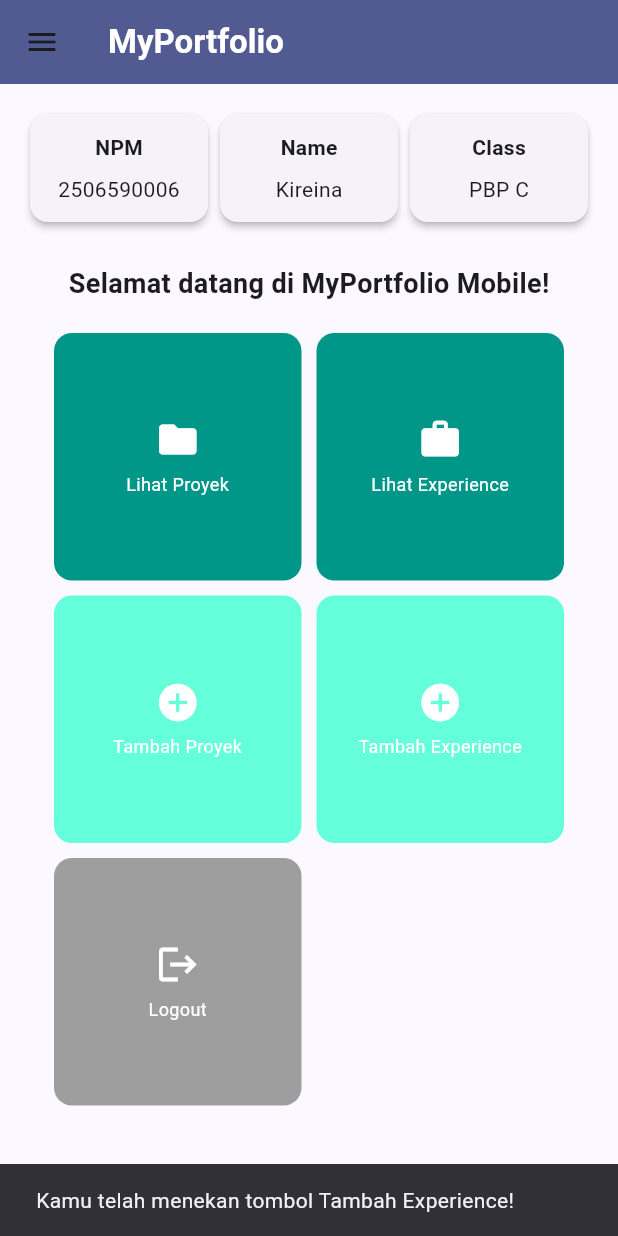
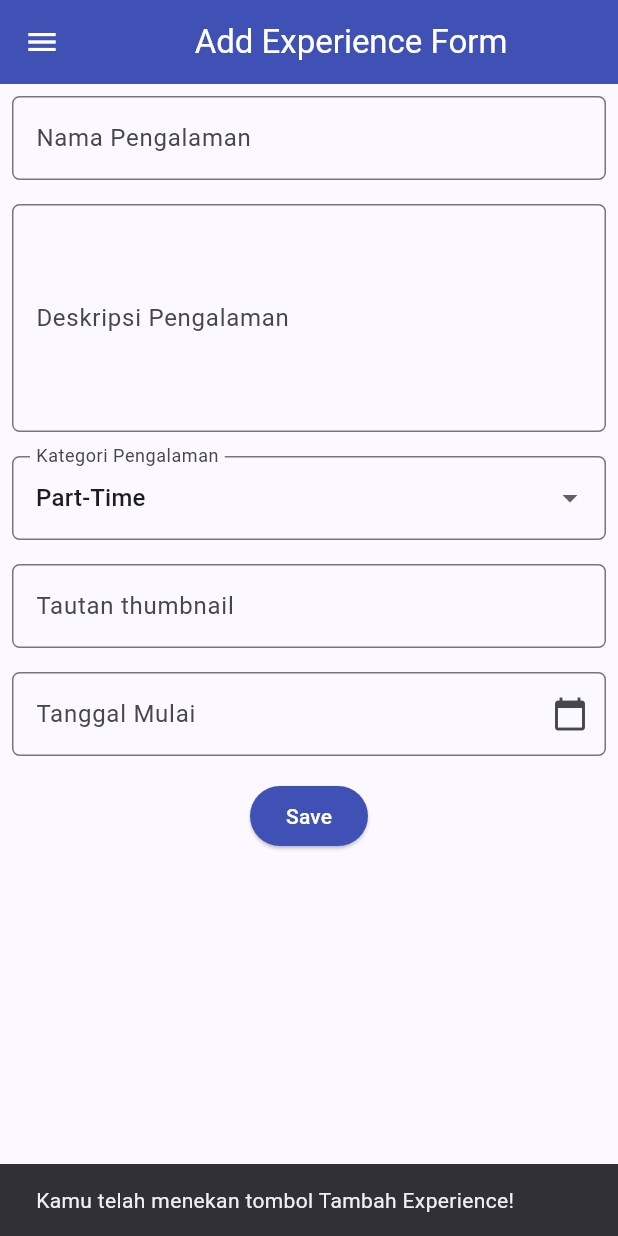
Before and after one commit to kireinaura12/myportofolio_mobile, a Flutter app: the LeftDrawer widget shown alone on an empty page, opened directly, after a tap on "Home", after a tap on "Tambah Experience", on a phone screen of 412 x 824 dp. Run offline on Flutter 3.47's test engine with Material 3 defaults, Android fonts, the phone set to English and light mode, and no system bars; our stand-ins replace material_ui.

Commit message:
feat: add experience form page with validation, action card, and drawer entry

```diff
--- /dev/null
+++ b/lib/screens/experience_form.dart
@@ -0,0 +1,269 @@
+import 'package:material_ui/material_ui.dart';
+import 'package:myportofolio_mobile/widgets/left_drawer.dart';
+
+class ExperienceFormPage extends StatefulWidget {
+  const ExperienceFormPage({super.key});
+
+  @override
+  State<ExperienceFormPage> createState() => _ExperienceFormPage();
+}
+
+class _ExperienceFormPage extends State<ExperienceFormPage> {
+  final _formKey = GlobalKey<FormState>();
+
+  String _experienceName = "";
+  String _description = "";
+  String _category = "Part-Time"; // default
+  String _thumbnailLink = "";
+
+  final List<String> _categories = [
+    'Internship',
+    'Part-Time',
+    'Full-Time',
+    'Volunteer',
+  ];
+
+  DateTime? _selectedDate;
+  final TextEditingController _dateController = TextEditingController();
+
+  @override
+  void dispose() {
+    _dateController.dispose();
+    super.dispose();
+  }
+
+  String _formatDate(DateTime date) {
+    final day = date.day.toString().padLeft(2, '0');
+    final month = date.month.toString().padLeft(2, '0');
+    return '$day-$month-${date.year}';
+  }
+
+  Future<void> _pickDate() async {
+    final now = DateTime.now();
+    final picked = await showDatePicker(
+      context: context,
+      initialDate: _selectedDate ?? now,
+      firstDate: DateTime(2000),
+      lastDate: now,
+    );
+    if (!mounted || picked == null) return;
+    setState(() {
+      _selectedDate = picked;
+      _dateController.text = _formatDate(picked);
+    });
+  }
+
+  @override
+  Widget build(BuildContext context) {
+    return Scaffold(
+      appBar: AppBar(
+        title: const Center(child: Text('Add Experience Form')),
+        backgroundColor: Colors.indigo,
+        foregroundColor: Colors.white,
+      ),
+      drawer: const LeftDrawer(),
+      body: Form(
+        key: _formKey,
+        child: SingleChildScrollView(
+          child: Column(
+            crossAxisAlignment: CrossAxisAlignment.start,
+            children: [
+              //EXPERIENCE NAME
+              Padding(
+                padding: const EdgeInsets.all(8.0),
+                child: TextFormField(
+                  decoration: InputDecoration(
+                    hintText: "Nama Pengalaman",
+                    labelText: "Nama Pengalaman",
+                    border: OutlineInputBorder(
+                      borderRadius: BorderRadius.circular(5.0),
+                    ),
+                  ),
+                  onChanged: (String? value) {
+                    setState(() {
+                      _experienceName = value!;
+                    });
+                  },
+                  validator: (String? value) {
+                    if (value == null || value.trim().isEmpty) {
+                      return "Nama pengalaman tidak boleh kosong!";
+                    }
+                    if (value.trim().length > 255) {
+                      return "Nama pengalaman maksimal 255 karakter!";
+                    }
+                    return null;
+                  },
+                ),
+              ),
+
+              //DESC
+              Padding(
+                padding: const EdgeInsets.all(8.0),
+                child: TextFormField(
+                  maxLines: 5,
+                  decoration: InputDecoration(
+                    hintText: "Deskripsi Pengalaman",
+                    labelText: "Deskripsi Pengalaman",
+                    border: OutlineInputBorder(
+                      borderRadius: BorderRadius.circular(5.0),
+                    ),
+                  ),
+                  onChanged: (String? value) {
+                    setState(() {
+                      _description = value!;
+                    });
+                  },
+                  validator: (String? value) {
+                    if (value == null || value.trim().isEmpty) {
+                      return "Deskripsi pengalaman tidak boleh kosong!";
+                    }
+                    return null;
+                  },
+                ),
+              ),
+
+              //CATEGORY
+              Padding(
+                padding: const EdgeInsets.all(8.0),
+                child: DropdownButtonFormField<String>(
+                  decoration: InputDecoration(
+                    labelText: "Kategori Pengalaman",
+                    border: OutlineInputBorder(
+                      borderRadius: BorderRadius.circular(5.0),
+                    ),
+                  ),
+                  initialValue: _category,
+                  items: _categories
+                      .map(
+                        (category) => DropdownMenuItem(
+                          value: category,
+                          child: Text(category),
+                        ),
+                      )
+                      .toList(),
+                  onChanged: (String? newValue) {
+                    setState(() {
+                      _category = newValue!;
+                    });
+                  },
+                ),
+              ),
+
+              //EXPERIENCE LINK
+              Padding(
+                padding: const EdgeInsets.all(8.0),
+                child: TextFormField(
+                  decoration: InputDecoration(
+                    hintText: "URL thumbnail pengalaman (opsional)",
+                    labelText: "Tautan thumbnail",
+                    border: OutlineInputBorder(
+                      borderRadius: BorderRadius.circular(5.0),
+                    ),
+                  ),
+                  onChanged: (String? value) {
+                    setState(() {
+                      _thumbnailLink = value!;
+                    });
+                  },
+                  validator: (String? value) {
+                    final text = value?.trim() ?? '';
+                    if (text.isEmpty) return null; // opsional
+                    if (text.length > 500) return "URL maksimal 500 karakter!";
+                    final uri = Uri.tryParse(text);
+                    final isHttp =
+                        uri != null &&
+                        (uri.scheme == 'http' || uri.scheme == 'https') &&
+                        uri.host.isNotEmpty;
+                    if (!isHttp) return "Masukkan URL http(s) yang valid!";
+                    return null;
+                  },
+                ),
+              ),
+
+              // Date
+              Padding(
+                padding: const EdgeInsets.all(8.0),
+                child: TextFormField(
+                  controller: _dateController,
+                  readOnly: true,
+                  onTap: _pickDate,
+                  decoration: InputDecoration(
+                    hintText: "Pilih tanggal mulai",
+                    labelText: "Tanggal Mulai",
+                    suffixIcon: const Icon(Icons.calendar_today),
+                    border: OutlineInputBorder(
+                      borderRadius: BorderRadius.circular(5.0),
+                    ),
+                  ),
+                  validator: (String? value) {
+                    if (_selectedDate == null) {
+                      return "Tanggal wajib diisi!";
+                    }
+                    if (_selectedDate!.isAfter(DateTime.now())) {
+                      return "Tanggal tidak boleh di masa depan!";
+                    }
+                    return null;
+                  },
+                ),
+              ),
+
+              // BUTTON SAVE
+              Align(
+                alignment: Alignment.bottomCenter,
+                child: Padding(
+                  padding: const EdgeInsets.all(8.0),
+                  child: ElevatedButton(
+                    style: ButtonStyle(
+                      backgroundColor: WidgetStateProperty.all(Colors.indigo),
+                    ),
+                    onPressed: () {
+                      if (_formKey.currentState!.validate()) {
+                        showDialog(
+                          context: context,
+                          builder: (context) {
+                            return AlertDialog(
+                              title: const Text(
+                                'Pengalaman berhasil ditambahkan!',
+                              ),
+                              content: SingleChildScrollView(
+                                child: Column(
+                                  crossAxisAlignment: CrossAxisAlignment.start,
+                                  children: [
+                                    Text('Nama Pengalaman: $_experienceName'),
+                                    Text('Deskripsi: $_description'),
+                                    Text('Kategori: $_category'),
+                                    Text('Tautan: $_thumbnailLink'),
+                                    Text(
+                                      'Tanggal Mulai: ${_dateController.text}',
+                                    ),
+                                  ],
+                                ),
+                              ),
+                              actions: [
+                                TextButton(
+                                  child: const Text('OK'),
+                                  onPressed: () {
+                                    Navigator.pop(context);
+                                    _formKey.currentState!.reset();
+                                  },
+                                ),
+                              ],
+                            );
+                          },
+                        );
+                      }
+                    },
+                    child: const Text(
+                      "Save",
+                      style: TextStyle(color: Colors.white),
+                    ),
+                  ),
+                ),
+              ),
+            ],
+          ),
+        ),
+      ),
+    );
+  }
+}
--- a/lib/widgets/left_drawer.dart
+++ b/lib/widgets/left_drawer.dart
@@ -1,6 +1,7 @@
 import 'package:material_ui/material_ui.dart';
 import 'package:myportofolio_mobile/screens/menu.dart';
 import 'package:myportofolio_mobile/screens/project_form.dart';
+import 'package:myportofolio_mobile/screens/experience_form.dart';
 
 class LeftDrawer extends StatelessWidget {
   const LeftDrawer({super.key});
@@ -57,6 +58,19 @@ class LeftDrawer extends StatelessWidget {
               );
             },
           ),
+          ListTile(
+            leading: const Icon(Icons.add_circle_outline),
+            title: const Text('Add Experience'),
+            // Navigasi ke halaman tambah proyek
+            onTap: () {
+              Navigator.pushReplacement(
+                context,
+                MaterialPageRoute(
+                  builder: (context) => const ExperienceFormPage(),
+                ),
+              );
+            },
+          ),
         ],
       ),
     );
--- a/lib/widgets/project_card.dart
+++ b/lib/widgets/project_card.dart
@@ -1,6 +1,7 @@
 import 'package:material_ui/material_ui.dart';
+import 'package:myportofolio_mobile/screens/menu.dart';
 import 'package:myportofolio_mobile/screens/project_form.dart';
-import 'package:myportofolio_mobile/screens/menu.dart';
+import 'package:myportofolio_mobile/screens/experience_form.dart';
 
 class ItemCard extends StatelessWidget {
   final ItemHomepage item;
@@ -30,6 +31,14 @@ class ItemCard extends StatelessWidget {
               MaterialPageRoute(builder: (context) => const ProjectFormPage()),
             );
           }
+          if (item.name == "Tambah Experience") {
+            Navigator.push(
+              context,
+              MaterialPageRoute(
+                builder: (context) => const ExperienceFormPage(),
+              ),
+            );
+          }
         },
         child: Container(
           padding: const EdgeInsets.all(8),
```
Also changed, not shown: lib/screens/project_form.dart (+12 -0 lines), 1 other file.
